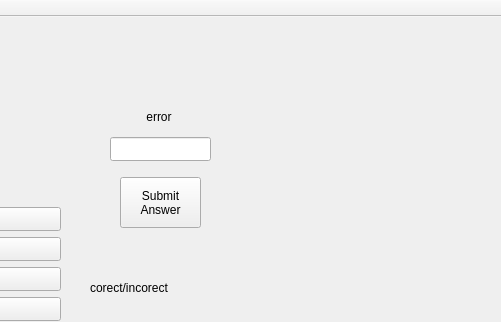
This is Triviador/Triviador/Triviador.ui in AndreiAndreea/TriviadorMCpp as Qt 5 draws it before an edit; both pictures show x 180 to 681 and y 0 to 322 of the 857 by 452 pixel window. The edited form follows.
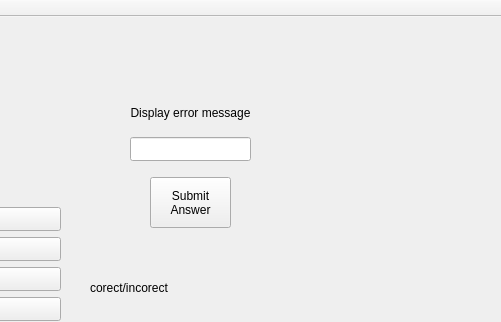
This is the edited form.

Commit message: Implemented connectivity between login and users from database. Added show/display password functionality to login and register window. Added a functionality for not answering the single choice questions.

What changed in the file:
```diff
--- a/Triviador/Triviador/Triviador.ui
+++ b/Triviador/Triviador/Triviador.ui
@@ -59,9 +59,9 @@
    <widget class="QLineEdit" name="inputAnswerLineEdit">
     <property name="geometry">
      <rect>
-      <x>290</x>
+      <x>310</x>
       <y>120</y>
-      <width>101</width>
+      <width>121</width>
       <height>24</height>
      </rect>
     </property>
@@ -69,7 +69,7 @@
    <widget class="QPushButton" name="submitAnswerButton">
     <property name="geometry">
      <rect>
-      <x>300</x>
+      <x>330</x>
       <y>160</y>
       <width>81</width>
       <height>51</height>
@@ -83,23 +83,26 @@
    <widget class="QLabel" name="errorLabel">
     <property name="geometry">
      <rect>
-      <x>310</x>
-      <y>90</y>
-      <width>58</width>
-      <height>19</height>
+      <x>260</x>
+      <y>80</y>
+      <width>221</width>
+      <height>31</height>
      </rect>
     </property>
     <property name="text">
-     <string>error</string>
+     <string>Display error message</string>
     </property>
     <property name="alignment">
      <set>Qt::AlignCenter</set>
     </property>
+    <property name="wordWrap">
+     <bool>true</bool>
+    </property>
    </widget>
    <widget class="QLabel" name="displayCorrectAnswerSingleChoiceQuestionAndProximityLabel">
     <property name="geometry">
      <rect>
-      <x>420</x>
+      <x>450</x>
       <y>80</y>
       <width>151</width>
       <height>101</height>
```
Left out of the diff: 2 changed lines with no effect on the pictures. The commit also changes 11 other files.
